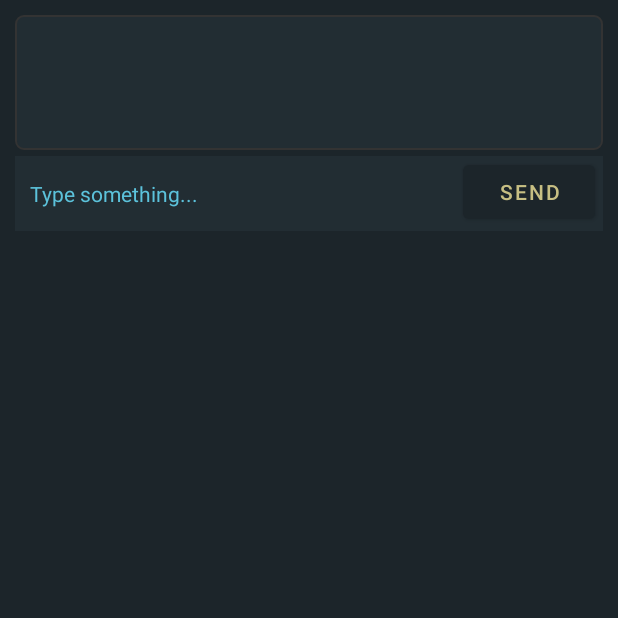
After one commit to CZ3004-Group-13/MDP13-CTRLer, an Android app: the fragment MessageFragment shown on its own in the app's theme, on a phone screen of 412 x 824 dp, the top half of it. The commit adds this screen. Run offline under Robolectric (Android 15) with nearby library versions, the phone set to English and light mode, and no system bars; our stand-ins replace ButterKnife.

Commit message:
dark skin & bluetooth textbox | close #10

```diff
--- a/app/src/main/java/sg/edu/ntu/scse/mdp13/MainActivity.java
+++ b/app/src/main/java/sg/edu/ntu/scse/mdp13/MainActivity.java
@@ -55,7 +55,7 @@ public class MainActivity extends AppCompatActivity {
 
     private void setupBottomSheet() {
         bottomSheetToolbar.setTitle(R.string.bottom_sheet_title);
-        final PagerAdapter sectionsPagerAdapter = new PagerAdapter(getSupportFragmentManager(), this, TabItem.CONNECTION);
+        final PagerAdapter sectionsPagerAdapter = new PagerAdapter(getSupportFragmentManager(), this, TabItem.CONNECTION, TabItem.MESSAGE);
         bottomSheetViewPager.setOffscreenPageLimit(1);
         bottomSheetViewPager.setAdapter(sectionsPagerAdapter);
         bottomSheetTabLayout.setupWithViewPager(bottomSheetViewPager);
--- /dev/null
+++ b/app/src/main/java/sg/edu/ntu/scse/mdp13/bluetooth/MessageFragment.java
@@ -0,0 +1,84 @@
+package sg.edu.ntu.scse.mdp13.bluetooth;
+
+import android.app.Activity;
+import android.content.Context;
+import android.content.SharedPreferences;
+import android.os.Bundle;
+import android.text.method.ScrollingMovementMethod;
+import android.util.Log;
+import android.view.LayoutInflater;
+import android.view.View;
+import android.view.ViewGroup;
+import android.widget.Button;
+import android.widget.EditText;
+import android.widget.ScrollView;
+import android.widget.TextView;
+
+import androidx.annotation.NonNull;
+import androidx.annotation.Nullable;
+import androidx.fragment.app.Fragment;
+
+import butterknife.BindView;
+import butterknife.ButterKnife;
+import sg.edu.ntu.scse.mdp13.R;
+
+public class MessageFragment extends Fragment {
+
+    private static final String TAG = "MessageFragment";
+
+    @BindView(R.id.messageButton) Button send;
+    @BindView(R.id.messageReceivedTextView) TextView messageReceivedTextView;
+    @BindView(R.id.typeBoxEditText) EditText typeBoxEditText;
+    @BindView(R.id.scrollView2D) ScrollView scrollView;
+
+    private static String statusWindowTxt = "";
+
+    // initializations
+    public MessageFragment() {}
+
+    @Override
+    public void onCreate(@Nullable Bundle savedInstanceState) {
+        super.onCreate(savedInstanceState);
+    }
+
+    @Nullable
+    @Override
+    public View onCreateView(@NonNull LayoutInflater inflater, ViewGroup container, Bundle savedInstanceState) {
+        View rootView = inflater.inflate(R.layout.fragment_bthmessage, container, false);
+        ButterKnife.bind(this, rootView);
+        //messageReceivedTextView.setMovementMethod(new ScrollingMovementMethod());
+
+
+        // get shared preferences
+        send.setOnClickListener(new View.OnClickListener() {
+            @Override
+            public void onClick(View view) {
+                String sentText = "" + typeBoxEditText.getText().toString();
+                BluetoothService.getInstance(null, null).sendMessage(sentText);
+                statusWindowTxt += sentText + '\n';
+                messageReceivedTextView.setText(statusWindowTxt);
+                scrollView.fullScroll(View.FOCUS_DOWN);
+                typeBoxEditText.setText("");
+            }
+        });
+
+        return rootView;
+    }
+
+    public static void addTextToStatusWindow(Activity activity, String stringToAdd) {
+        try {
+            TextView statusWindow = activity.findViewById(R.id.messageReceivedTextView);
+            ScrollView scrollView = activity.findViewById(R.id.scrollView2D);
+
+            statusWindowTxt += stringToAdd + "\n";
+            statusWindowTxt = statusWindowTxt.replace("\n\n", "\n");
+
+            statusWindow.setText(statusWindowTxt);
+            scrollView.fullScroll(View.FOCUS_DOWN);
+        } catch (Exception e) {
+            //user switched fragment
+            return;
+        }
+
+    }
+}
--- a/app/src/main/java/sg/edu/ntu/scse/mdp13/bluetooth/PagerAdapter.java
+++ b/app/src/main/java/sg/edu/ntu/scse/mdp13/bluetooth/PagerAdapter.java
@@ -12,9 +12,8 @@ import sg.edu.ntu.scse.mdp13.R;
 public class PagerAdapter extends FragmentPagerAdapter {
 
     public enum TabItem {
-        CONNECTION(BluetoothFragment.class, R.string.tab_connection);
-        //NESTED_SCROLL(NestedScrollFragment.class, R.string.tab_nested_scroll),
-        //VIEW_PAGER(ViewPagerFragment.class, R.string.tab_view_pager);
+        CONNECTION(BluetoothFragment.class, R.string.tab_connection),
+        MESSAGE(MessageFragment.class, R.string.tab_message);
 
         private final Class<? extends Fragment> fragmentClass;
         private final int titleResId;
--- /dev/null
+++ b/app/src/main/res/drawable-xxhdpi/rounded_corner.xml
@@ -0,0 +1,16 @@
+<?xml version="1.0" encoding="utf-8"?>
+<shape xmlns:android="http://schemas.android.com/apk/res/android" >
+    <stroke
+        android:width="1dp"
+        android:color="@color/black" />
+
+    <solid android:color="@color/black_bg" />
+
+    <padding
+        android:left="1dp"
+        android:right="1dp"
+        android:bottom="1dp"
+        android:top="1dp" />
+
+    <corners android:radius="5dp" />
+</shape>
--- /dev/null
+++ b/app/src/main/res/layout/fragment_bthmessage.xml
@@ -0,0 +1,70 @@
+<?xml version="1.0" encoding="utf-8"?>
+<androidx.constraintlayout.widget.ConstraintLayout xmlns:android="http://schemas.android.com/apk/res/android"
+    xmlns:app="http://schemas.android.com/apk/res-auto"
+    xmlns:tools="http://schemas.android.com/tools"
+    android:id="@+id/activity_comms"
+    android:background="@color/black_hl"
+    android:layout_width="match_parent"
+    android:layout_height="match_parent"
+    android:orientation="vertical"
+    android:focusableInTouchMode="true">
+
+    <EditText
+        android:id="@+id/typeBoxEditText"
+        android:layout_width="match_parent"
+        android:layout_height="50dp"
+        android:layout_marginTop="4dp"
+        android:layout_marginHorizontal="10dp"
+        android:padding="10dp"
+        android:background="@color/black_bg"
+        android:gravity="center|start"
+        android:hint="Type something..."
+        android:textColorHint="@color/blue"
+        android:textColor="@color/blue"
+        android:textSize="14sp"
+        app:layout_constraintEnd_toStartOf="@+id/messageButton"
+        app:layout_constraintHorizontal_bias="0.0"
+        app:layout_constraintStart_toStartOf="parent"
+        app:layout_constraintTop_toBottomOf="@+id/scrollView2D" />
+
+    <ScrollView
+        android:id="@+id/scrollView2D"
+        android:layout_width="match_parent"
+        android:layout_height="100dp"
+        android:fillViewport="true"
+        android:scrollbars="vertical"
+        android:scrollbarStyle="insideOverlay"
+        android:scrollbarSize="20dp"
+        android:fadeScrollbars="false"
+        android:scrollbarThumbVertical="@color/yellow"
+        app:layout_constraintEnd_toEndOf="parent"
+        app:layout_constraintStart_toStartOf="parent"
+        app:layout_constraintTop_toTopOf="parent" >
+        <TextView
+            android:id="@+id/messageReceivedTextView"
+            android:layout_width="fill_parent"
+            android:layout_height="wrap_content"
+            android:layout_marginHorizontal="10dp"
+            android:paddingHorizontal="10dp"
+            android:layout_marginRight="10dp"
+            android:layout_marginTop="10dp"
+            android:background="@drawable/rounded_corner"
+            android:gravity="bottom"
+            android:scrollbars="vertical"
+            android:textColor="@color/blue_hl" />
+    </ScrollView>
+
+    <Button
+        android:id="@+id/messageButton"
+        android:text="Send"
+        app:backgroundTint="@color/black_hl"
+        android:textColor="@color/yellow"
+        android:layout_width="wrap_content"
+        android:layout_height="wrap_content"
+        android:layout_gravity="center_horizontal"
+        android:layout_marginTop="4dp"
+        android:layout_marginEnd="15dp"
+        app:layout_constraintEnd_toEndOf="parent"
+        app:layout_constraintTop_toBottomOf="@+id/scrollView2D"/>
+
+</androidx.constraintlayout.widget.ConstraintLayout>
--- a/app/src/main/res/values-night/themes.xml
+++ b/app/src/main/res/values-night/themes.xml
@@ -3,16 +3,16 @@
     <style name="Theme.MDP13CTRLer" parent="Theme.MaterialComponents.DayNight.DarkActionBar">
         <!-- <item name="actionBarSize">50dip</item> -->
         <!-- Primary brand color. -->
-        <item name="colorPrimary">@color/purple_500</item>
+        <item name="colorPrimary">@color/yellow</item>
         <item name="colorPrimaryVariant">@color/purple_700</item>
         <item name="colorOnPrimary">@color/white</item>
         <!-- Secondary brand color. -->
         <item name="colorSecondary">@color/teal_200</item>
-        <item name="colorSecondaryVariant">@color/teal_200</item>
-        <item name="colorOnSecondary">@color/black</item>
+        <item name="colorSecondaryVariant">@color/teal_700</item>
+        <item name="colorOnSecondary">@color/black_hl</item>
         <!-- Status bar color. -->
-        <item name="android:statusBarColor" tools:targetApi="l">@color/black</item>
+        <item name="android:statusBarColor" tools:targetApi="l">@color/black_hl</item>
         <!-- Customize your theme here. -->
-        <item name="android:navigationBarColor">@color/black</item>
+        <item name="android:navigationBarColor">@color/black_hl</item>
     </style>
 </resources>
--- a/app/src/main/res/values/strings.xml
+++ b/app/src/main/res/values/strings.xml
@@ -4,6 +4,7 @@
     <string name="bottom_sheet_title">BLUETOOTH</string>
 
     <string name="tab_connection">Connection</string>
+    <string name="tab_message">Message</string>
 
     <string name="bluetooth_available_devices">Available devices</string>
     <string name="bluetooth_scan_btn">Scan</string>
--- a/app/src/main/res/values/themes.xml
+++ b/app/src/main/res/values/themes.xml
@@ -3,16 +3,16 @@
     <style name="Theme.MDP13CTRLer" parent="Theme.MaterialComponents.DayNight.NoActionBar">
         <!-- <item name="actionBarSize">50dip</item> -->
         <!-- Primary brand color. -->
-        <item name="colorPrimary">@color/purple_500</item>
+        <item name="colorPrimary">@color/yellow</item>
         <item name="colorPrimaryVariant">@color/purple_700</item>
         <item name="colorOnPrimary">@color/white</item>
         <!-- Secondary brand color. -->
         <item name="colorSecondary">@color/teal_200</item>
         <item name="colorSecondaryVariant">@color/teal_700</item>
-        <item name="colorOnSecondary">@color/black</item>
+        <item name="colorOnSecondary">@color/black_hl</item>
         <!-- Customize your theme here. -->
-        <item name="android:navigationBarColor">@color/black</item>
+        <item name="android:navigationBarColor">@color/black_hl</item>
         <!-- Status bar color. -->
-        <item name="android:statusBarColor" tools:targetApi="l">@color/black</item>
+        <item name="android:statusBarColor" tools:targetApi="l">@color/black_hl</item>
     </style>
 </resources>
```
Also changed, not shown: app/src/main/java/sg/edu/ntu/scse/mdp13/bluetooth/BluetoothFragment.java (+3 -16 lines), app/src/main/res/layout/activty_main.xml (+14 -15 lines).
